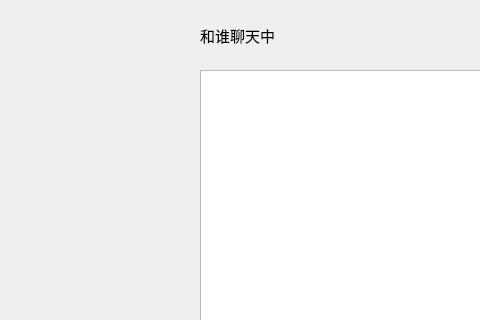
Above: mainwindow.ui from jammgit/Chat before the change; both pictures show x 190 to 670 and y 0 to 320 of the 1006 by 632 pixel window. Below: the same form after it.
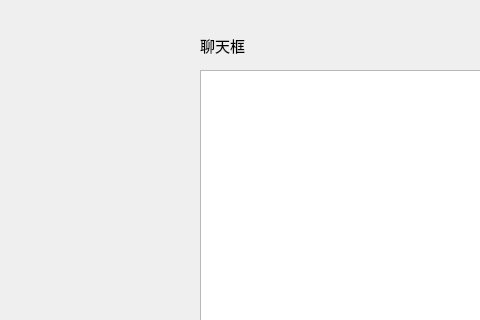
That is the form after the change. Icons and pictures are not drawn. Custom widgets are drawn as their Qt base class.

```diff
--- a/mainwindow.ui
+++ b/mainwindow.ui
@@ -131,7 +131,7 @@
     <property name="geometry">
      <rect>
       <x>390</x>
-      <y>20</y>
+      <y>30</y>
       <width>81</width>
       <height>31</height>
      </rect>
@@ -143,7 +143,7 @@
      </font>
     </property>
     <property name="text">
-     <string>和谁聊天中</string>
+     <string>聊天框</string>
     </property>
    </widget>
    <widget class="QPushButton" name="BTN_SESSION_CLOSE">
```
Left out of the diff: 4 changed lines with no effect on the pictures.
